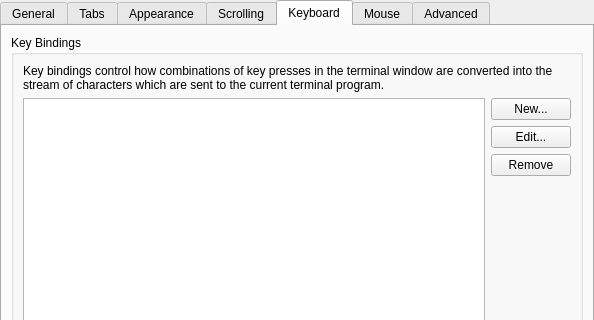
This is src/EditProfileDialog.ui in KDE/konsole as Qt 5 draws it before an edit; both pictures show x 0 to 594 and y 0 to 320 of the 594 by 551 pixel window. The edited form follows.
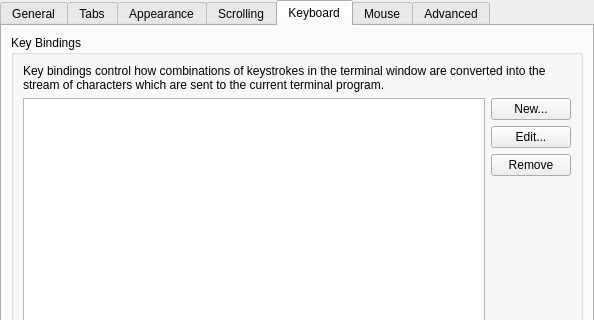
This is the edited form. The open tabs and pages were chosen to show the change. Custom widgets are drawn as their Qt base class.

Commit message: UI string: key presses ==> keystrokes

```diff
--- a/src/EditProfileDialog.ui
+++ b/src/EditProfileDialog.ui
@@ -629,7 +629,7 @@
           <item row="0" column="0" colspan="2">
            <widget class="QLabel" name="label_15">
             <property name="text">
-             <string>Key bindings control how combinations of key presses in the terminal window are converted into the stream of characters which are sent to the current terminal program.</string>
+             <string>Key bindings control how combinations of keystrokes in the terminal window are converted into the stream of characters which are sent to the current terminal program.</string>
             </property>
             <property name="wordWrap">
              <bool>true</bool>
```
